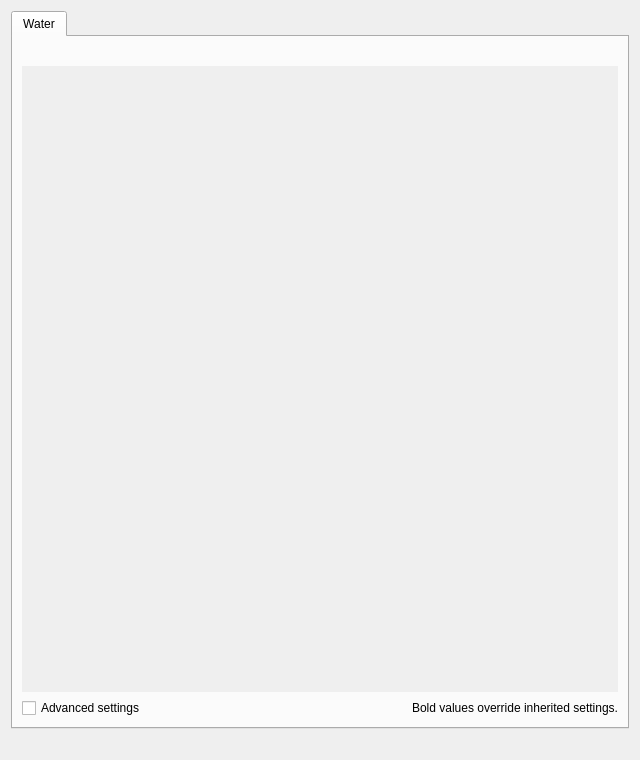
triatomic/contraZH, file GeneralsMD/Code/Tools/WorldBuilder/qt/panels/WBQtWaterTuningPanel.ui: the form before one commit.
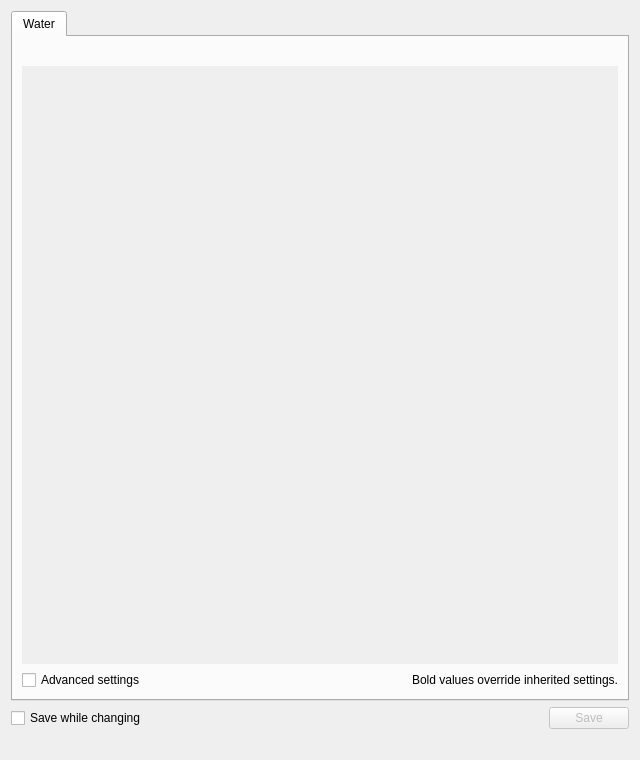
The form after the commit.

Commit message: feat(worldbuilder): add live weather tuning and manual saving

```diff
--- a/GeneralsMD/Code/Tools/WorldBuilder/qt/panels/WBQtWaterTuningPanel.ui
+++ b/GeneralsMD/Code/Tools/WorldBuilder/qt/panels/WBQtWaterTuningPanel.ui
@@ -78,6 +78,40 @@
      </widget>
     </widget>
    </item>
+   <item>
+    <layout class="QHBoxLayout" name="saveLayout">
+     <item>
+      <widget class="QCheckBox" name="saveWhileChangingCheck">
+       <property name="text">
+        <string>Save while changing</string>
+       </property>
+       <property name="toolTip">
+        <string>Save changes to map.ini automatically. When off, click Save to keep your changes.</string>
+       </property>
+      </widget>
+     </item>
+     <item>
+      <spacer name="saveSpacer">
+       <property name="orientation">
+        <enum>Qt::Horizontal</enum>
+       </property>
+       <property name="sizeHint" stdset="0">
+        <size><width>40</width><height>20</height></size>
+       </property>
+      </spacer>
+     </item>
+     <item>
+      <widget class="QPushButton" name="saveButton">
+       <property name="enabled">
+        <bool>false</bool>
+       </property>
+       <property name="text">
+        <string>Save</string>
+       </property>
+      </widget>
+     </item>
+    </layout>
+   </item>
    <item>
     <widget class="QLabel" name="statusLabel">
      <property name="wordWrap">
```
Left out of the diff: 2 changed lines with no effect on the pictures. The commit also changes 10 other files.
